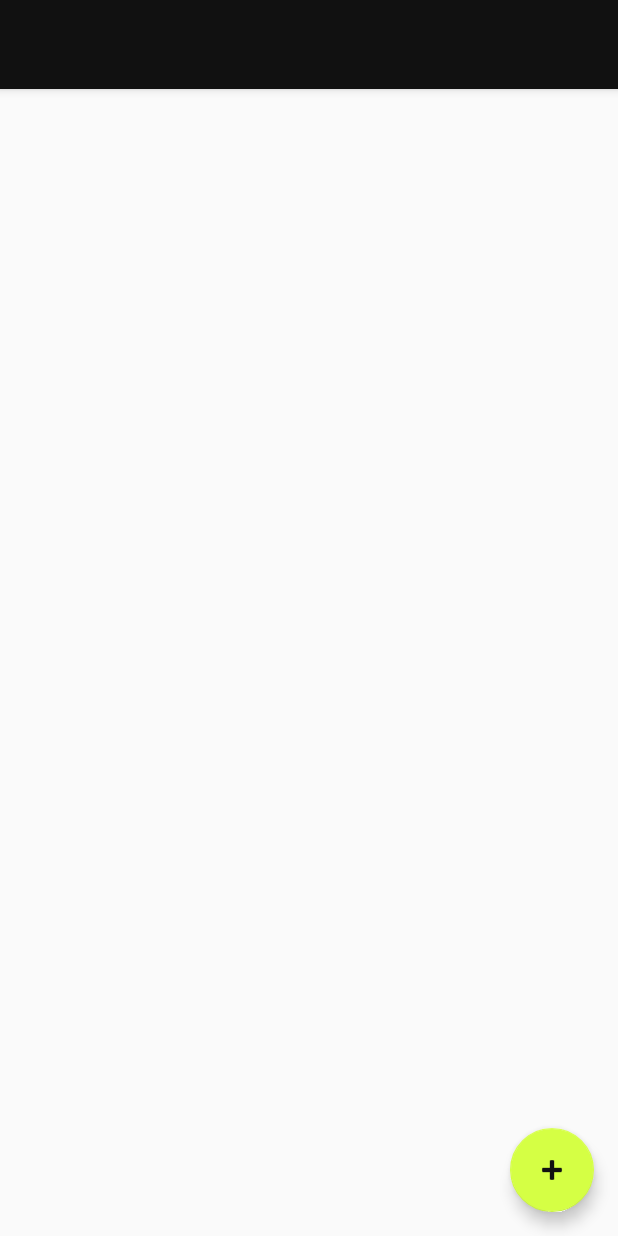
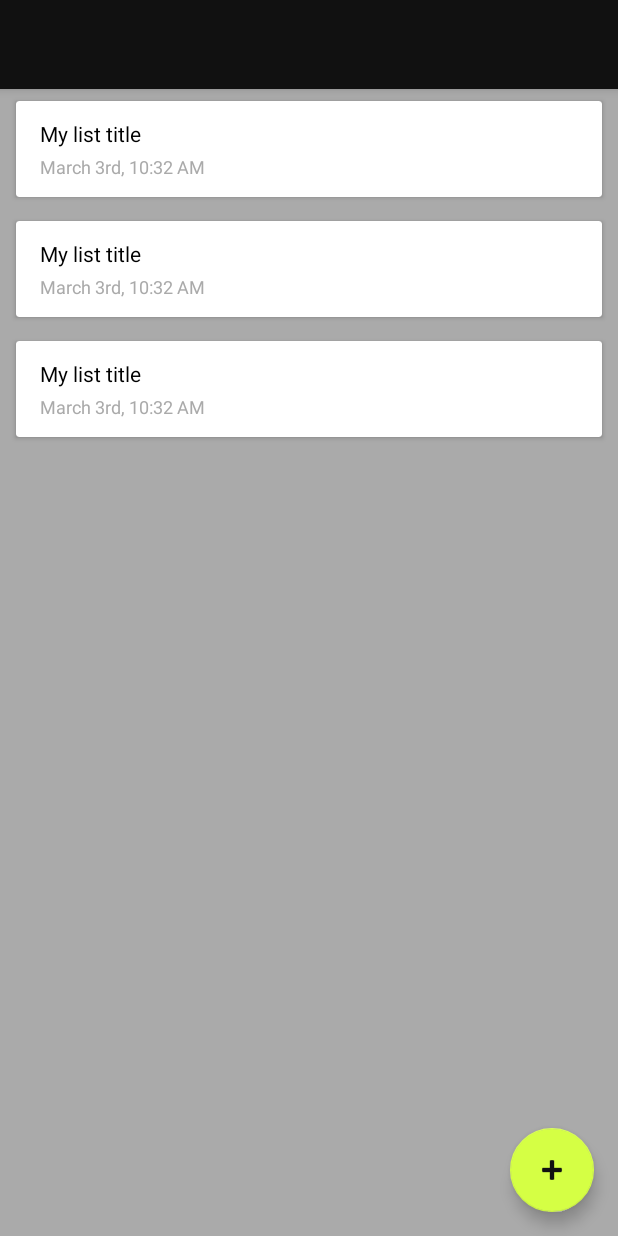
Before and after one commit to btdrucke/listster, an Android app: the layout activity_main.xml on its own in the app's theme, with its tools: preview values and no code run, on a phone screen of 412 x 824 dp. Run offline under Robolectric (Android 15) with nearby library versions, the phone set to English and light mode, and no system bars.

Commit message:
Test link is working

```diff
--- a/app/src/main/java/com/whizbang/listster/MainActivity.java
+++ b/app/src/main/java/com/whizbang/listster/MainActivity.java
@@ -1,6 +1,5 @@
 package com.whizbang.listster;
 
-import android.app.ListActivity;
 import android.content.Intent;
 import android.databinding.DataBindingUtil;
 import android.net.Uri;
@@ -231,6 +230,7 @@ public class MainActivity extends AppCompatActivity
                 Log.d(TAG, "Got list: " + userList);
                 thisUsersLists.add(userList);
                 if (listRef.equals(mRequestedListRef)) {
+                    Log.d(TAG, "Going to list detail");
                     startActivity(ListDetailActivity.getStartIntent(this, listRef));
                 }
             }
@@ -300,7 +300,7 @@ public class MainActivity extends AppCompatActivity
                 GoogleSignInActivity.signOutFromApp(this);
                 return true;
             case R.id.menu_item_link_test:
-                Uri link = Uri.parse("listster://link/?list=123ABC");
+                Uri link = Uri.parse("listster://link/?list=-KOAgLJMsHeGxLJ-JgF4");
                 Intent intent = new Intent(Intent.ACTION_VIEW, link);
                 intent.addFlags(Intent.FLAG_ACTIVITY_SINGLE_TOP | Intent.FLAG_ACTIVITY_CLEAR_TOP);
                 startActivity(intent);
--- a/app/src/main/java/com/whizbang/listster/list/UserList.java
+++ b/app/src/main/java/com/whizbang/listster/list/UserList.java
@@ -26,8 +26,9 @@ public class UserList {
     @Override
     public String toString() {
         return "UserList{" +
-                "lastModifedUtcMillis=" + lastModifedUtcMillis +
+                "key='" + key + '\'' +
                 ", title='" + title + '\'' +
+                ", lastModifedUtcMillis=" + lastModifedUtcMillis +
                 '}';
     }
 }
--- a/app/src/main/res/layout/activity_main.xml
+++ b/app/src/main/res/layout/activity_main.xml
@@ -1,8 +1,10 @@
 <?xml version="1.0" encoding="utf-8"?>
 <layout xmlns:android="http://schemas.android.com/apk/res/android"
-        xmlns:app="http://schemas.android.com/apk/res-auto">
+        xmlns:app="http://schemas.android.com/apk/res-auto"
+        xmlns:tools="http://schemas.android.com/tools">
 
     <RelativeLayout
+        android:background="@color/list_background"
         android:focusableInTouchMode="true"
         android:layout_height="match_parent"
         android:layout_width="match_parent">
@@ -16,7 +18,10 @@
                 android:id="@+id/recycler"
                 android:layout_height="match_parent"
                 android:layout_width="match_parent"
-                app:layout_behavior="@string/appbar_scrolling_view_behavior"/>
+                android:paddingEnd="4dp"
+                android:paddingStart="4dp"
+                app:layout_behavior="@string/appbar_scrolling_view_behavior"
+                tools:listitem="@layout/list_item_row"/>
 
             <android.support.design.widget.AppBarLayout
                 android:id="@+id/appbar"
--- a/app/src/main/res/layout/list_item_row.xml
+++ b/app/src/main/res/layout/list_item_row.xml
@@ -20,8 +20,7 @@
         <LinearLayout
             android:layout_height="wrap_content"
             android:layout_width="match_parent"
-            android:orientation="vertical"
-            android:padding="16dp">
+            android:orientation="vertical">
 
             <TextView
                 android:id="@+id/title"
--- a/app/src/main/res/values/colors.xml
+++ b/app/src/main/res/values/colors.xml
@@ -6,4 +6,5 @@
 
     <color name="grey_100">#F5F5F5</color>
     <color name="grey_300">#E0E0E0</color>
+    <color name="list_background">#AAA</color>
 </resources>
```
